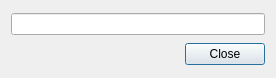
Old version of the form qgis/src/ui/qgsdisplayanglebase.ui in the repository sourcepole/qgis.
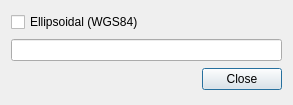
New version of the form.

```diff
--- a/qgis/src/ui/qgsdisplayanglebase.ui
+++ b/qgis/src/ui/qgsdisplayanglebase.ui
@@ -6,22 +6,22 @@
    <rect>
     <x>0</x>
     <y>0</y>
-    <width>276</width>
-    <height>78</height>
+    <width>293</width>
+    <height>105</height>
    </rect>
   </property>
   <property name="windowTitle">
    <string>Angle</string>
   </property>
   <layout class="QGridLayout" name="gridLayout">
-   <item row="0" column="0" colspan="2">
+   <item row="1" column="0" colspan="2">
     <widget class="QLineEdit" name="mAngleLineEdit">
      <property name="readOnly">
       <bool>true</bool>
      </property>
     </widget>
    </item>
-   <item row="1" column="0">
+   <item row="2" column="0">
     <spacer name="horizontalSpacer">
      <property name="orientation">
       <enum>Qt::Horizontal</enum>
@@ -34,7 +34,7 @@
      </property>
     </spacer>
    </item>
-   <item row="1" column="1">
+   <item row="2" column="1">
     <widget class="QDialogButtonBox" name="buttonBox">
      <property name="orientation">
       <enum>Qt::Horizontal</enum>
@@ -44,6 +44,13 @@
      </property>
     </widget>
    </item>
+   <item row="0" column="0">
+    <widget class="QCheckBox" name="mcbProjectionEnabled">
+     <property name="text">
+      <string>Ellipsoidal (WGS84)</string>
+     </property>
+    </widget>
+   </item>
   </layout>
  </widget>
  <resources/>
```
